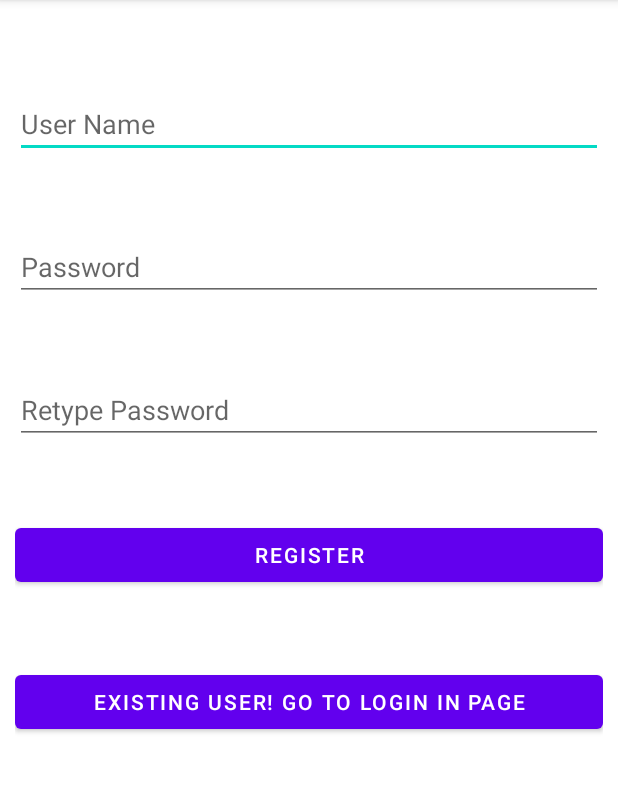
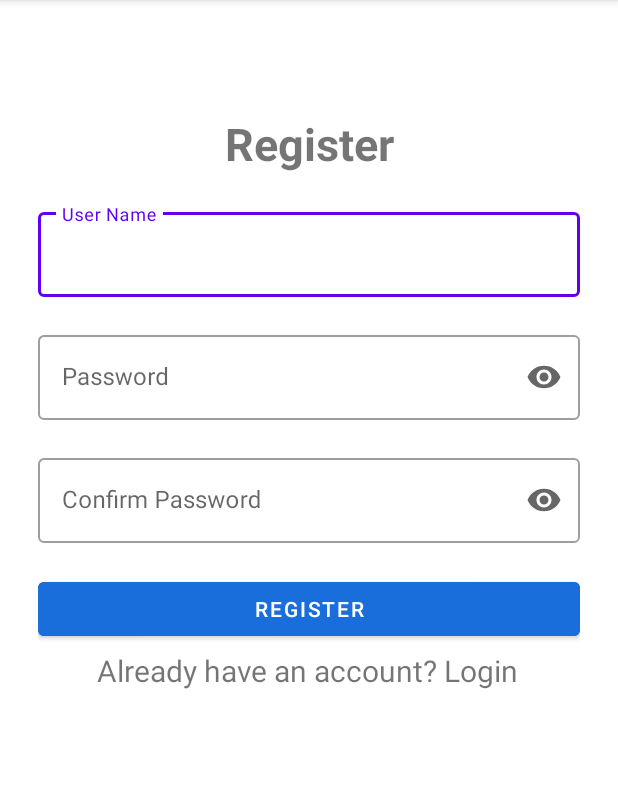
Before and after one commit to AbdullahAssi/App_Authenication, an Android app: the screen it shows after launch (MainActivity), on a phone screen of 412 x 824 dp, the part 84-877 px from its top. Run offline under Robolectric (Android 15) with nearby library versions, the phone set to English and light mode, and no system bars.

Commit message:
UI Improved

```diff
--- a/app/build.gradle
+++ b/app/build.gradle
@@ -36,4 +36,5 @@ dependencies {
     testImplementation 'junit:junit:4.13.2'
     androidTestImplementation 'androidx.test.ext:junit:1.1.5'
     androidTestImplementation 'androidx.test.espresso:espresso-core:3.5.1'
+    implementation 'com.google.android.material:material:1.6.0'
 }
--- a/app/src/main/java/com/example/login/LoginActivity.java
+++ b/app/src/main/java/com/example/login/LoginActivity.java
@@ -31,6 +31,8 @@ public class LoginActivity extends AppCompatActivity {
                 String user = username.getText().toString();
                 String pass = password.getText().toString();
 
+
+
                 if(user.equals("")||pass.equals(""))
                     Toast.makeText(LoginActivity.this, "Please enter all the fields", Toast.LENGTH_SHORT).show();
                 else{
@@ -38,6 +40,8 @@ public class LoginActivity extends AppCompatActivity {
                     if(checkuserpass==true){
                         Toast.makeText(LoginActivity.this, "Sign in successfull", Toast.LENGTH_SHORT).show();
                         Intent intent  = new Intent(getApplicationContext(), HomeActivity.class);
+
+                        intent.putExtra("username", user);
                         startActivity(intent);
                     }else{
                         Toast.makeText(LoginActivity.this, "Invalid Credentials", Toast.LENGTH_SHORT).show();
--- a/app/src/main/java/com/example/login/MainActivity.java
+++ b/app/src/main/java/com/example/login/MainActivity.java
@@ -1,30 +1,31 @@
 package com.example.login;
-
 
 import androidx.appcompat.app.AppCompatActivity;
 import android.content.Intent;
 import android.os.Bundle;
 import android.view.View;
 import android.widget.Button;
-
 import android.widget.EditText;
+import android.widget.TextView;
 import android.widget.Toast;
 
 public class MainActivity extends AppCompatActivity {
 
     EditText username, password, repassword;
-    Button signup, signin;
+    Button signup;
+    TextView signin;
     DBHelper DB;
+
     @Override
     protected void onCreate(Bundle savedInstanceState) {
         super.onCreate(savedInstanceState);
         setContentView(R.layout.activity_main);
 
-        username = (EditText) findViewById(R.id.username);
-        password = (EditText) findViewById(R.id.password);
-        repassword = (EditText) findViewById(R.id.repassword);
-        signup = (Button) findViewById(R.id.btnsignup);
-        signin = (Button) findViewById(R.id.btnsignin);
+        username = findViewById(R.id.username);
+        password = findViewById(R.id.password);
+        repassword = findViewById(R.id.repassword);
+        signup = findViewById(R.id.btnsignup);
+        signin = findViewById(R.id.btnsignin);
         DB = new DBHelper(this);
 
         signup.setOnClickListener(new View.OnClickListener() {
@@ -34,28 +35,29 @@ public class MainActivity extends AppCompatActivity {
                 String pass = password.getText().toString();
                 String repass = repassword.getText().toString();
 
-                if(user.equals("")||pass.equals("")||repass.equals(""))
+                if(user.equals("") || pass.equals("") || repass.equals("")) {
                     Toast.makeText(MainActivity.this, "Please enter all the fields", Toast.LENGTH_SHORT).show();
-                else{
-                    if(pass.equals(repass)){
+                } else {
+                    if(pass.equals(repass)) {
                         Boolean checkuser = DB.checkusername(user);
-                        if(checkuser==false){
+                        if(!checkuser) {
                             Boolean insert = DB.insertData(user, pass);
-                            if(insert==true){
+                            if(insert) {
                                 Toast.makeText(MainActivity.this, "Registered successfully", Toast.LENGTH_SHORT).show();
-                                Intent intent = new Intent(getApplicationContext(),HomeActivity.class);
+                                Intent intent = new Intent(getApplicationContext(), HomeActivity.class);
+                                intent.putExtra("username", user); // Passing the username
                                 startActivity(intent);
-                            }else{
+                            } else {
                                 Toast.makeText(MainActivity.this, "Registration failed", Toast.LENGTH_SHORT).show();
                             }
-                        }
-                        else{
+                        } else {
                             Toast.makeText(MainActivity.this, "User already exists! please sign in", Toast.LENGTH_SHORT).show();
                         }
-                    }else{
+                    } else {
                         Toast.makeText(MainActivity.this, "Passwords do not match", Toast.LENGTH_SHORT).show();
                     }
-                } }
+                }
+            }
         });
 
         signin.setOnClickListener(new View.OnClickListener() {
--- a/app/src/main/res/layout/activity_home.xml
+++ b/app/src/main/res/layout/activity_home.xml
@@ -5,7 +5,6 @@
     android:layout_width="match_parent"
     android:layout_height="match_parent"
     tools:context=".HomeActivity">
-
 
     <TextView
         android:id="@+id/welcome"
@@ -18,5 +17,4 @@
         app:layout_constraintRight_toRightOf="parent"
         app:layout_constraintTop_toTopOf="parent" />
 
-
 </androidx.constraintlayout.widget.ConstraintLayout>
--- a/app/src/main/res/layout/activity_main.xml
+++ b/app/src/main/res/layout/activity_main.xml
@@ -1,49 +1,110 @@
 <?xml version="1.0" encoding="utf-8"?>
-<RelativeLayout xmlns:android="http://schemas.android.com/apk/res/android"
+<androidx.constraintlayout.widget.ConstraintLayout
+    xmlns:android="http://schemas.android.com/apk/res/android"
     xmlns:app="http://schemas.android.com/apk/res-auto"
     xmlns:tools="http://schemas.android.com/tools"
     android:layout_width="match_parent"
     android:layout_height="match_parent"
-    android:padding="10dp"
+    android:layout_gravity="center"
+    android:padding="25dp"
     tools:context=".MainActivity">
 
-    <EditText
-        android:id="@+id/username"
+    <TextView
+        android:id="@+id/registerText"
+        android:layout_width="wrap_content"
+        android:layout_height="wrap_content"
+        android:text="Register"
+        android:textSize="30sp"
+
+        android:textStyle="bold"
+        app:layout_constraintTop_toTopOf="parent"
+        app:layout_constraintLeft_toLeftOf="parent"
+        app:layout_constraintRight_toRightOf="parent"
+        android:layout_marginTop="50dp"/>
+
+    <com.google.android.material.textfield.TextInputLayout
+        android:id="@+id/usernameLayout"
         android:layout_width="match_parent"
         android:layout_height="wrap_content"
-        android:hint="User Name"
-        android:layout_marginTop="50dp"/>
+        app:layout_constraintTop_toBottomOf="@+id/registerText"
+        android:layout_marginTop="20dp"
+        style="@style/Widget.MaterialComponents.TextInputLayout.OutlinedBox">
 
-    <EditText
-        android:id="@+id/password"
+        <com.google.android.material.textfield.TextInputEditText
+            android:id="@+id/username"
+            android:layout_width="match_parent"
+            android:layout_height="wrap_content"
+            android:hint="User Name"/>
+    </com.google.android.material.textfield.TextInputLayout>
+
+    <com.google.android.material.textfield.TextInputLayout
+        android:id="@+id/passwordLayout"
         android:layout_width="match_parent"
         android:layout_height="wrap_content"
-        android:hint="Password"
-        android:layout_marginTop="50dp"
-        android:layout_below="@+id/username"/>
+        app:layout_constraintTop_toBottomOf="@+id/usernameLayout"
+        android:layout_marginTop="20dp"
+        app:endIconMode="password_toggle"
+        style="@style/Widget.MaterialComponents.TextInputLayout.OutlinedBox">
 
-    <EditText
-        android:id="@+id/repassword"
+        <com.google.android.material.textfield.TextInputEditText
+            android:id="@+id/password"
+            android:layout_width="match_parent"
+            android:layout_height="wrap_content"
+            android:hint="Password"
+            android:inputType="textPassword"/>
+    </com.google.android.material.textfield.TextInputLayout>
+
+    <com.google.android.material.textfield.TextInputLayout
+        android:id="@+id/repasswordLayout"
         android:layout_width="match_parent"
         android:layout_height="wrap_content"
-        android:hint="Retype Password"
-        android:layout_marginTop="50dp"
-        android:layout_below="@+id/password"/>
+        app:layout_constraintTop_toBottomOf="@+id/passwordLayout"
+        android:layout_marginTop="20dp"
+        app:endIconMode="password_toggle"
+        style="@style/Widget.MaterialComponents.TextInputLayout.OutlinedBox">
 
-    <Button
+        <com.google.android.material.textfield.TextInputEditText
+            android:id="@+id/repassword"
+            android:layout_width="match_parent"
+            android:layout_height="wrap_content"
+            android:hint="Confirm Password"
+            android:inputType="textPassword"/>
+    </com.google.android.material.textfield.TextInputLayout>
+
+    <com.google.android.material.button.MaterialButton
         android:id="@+id/btnsignup"
         android:layout_width="match_parent"
         android:layout_height="wrap_content"
         android:text="Register"
-        android:layout_marginTop="50dp"
-        android:layout_below="@+id/repassword"/>
+        android:backgroundTint="@color/blue"
+        app:layout_constraintTop_toBottomOf="@+id/repasswordLayout"
+        android:layout_marginTop="20dp"/>
 
-    <Button
+<!--    <com.google.android.material.button.MaterialButton-->
+<!--        android:id="@+id/btnsignin"-->
+<!--        android:layout_width="match_parent"-->
+<!--        android:layout_height="wrap_content"-->
+<!--        android:text="Existing user? Login "-->
+<!--        android:textColor="@color/white"-->
+
+<!--        app:backgroundTint="@android:color/transparent"-->
+
+<!--        app:layout_constraintTop_toBottomOf="@+id/btnsignup"-->
+<!--        android:layout_marginTop="20dp"/>-->
+
+
+    <TextView
         android:id="@+id/btnsignin"
-        android:layout_width="match_parent"
+        android:layout_width="wrap_content"
         android:layout_height="wrap_content"
-        android:text="Existing user! Go to Login in page"
-        android:layout_marginTop="50dp"
-        android:layout_below="@+id/btnsignup"/>
 
-</RelativeLayout>
+        android:layout_marginTop="408dp"
+        android:text="Already have an account? Login"
+        android:textSize="20sp"
+
+        app:layout_constraintHorizontal_bias="0.495"
+        app:layout_constraintLeft_toLeftOf="parent"
+        app:layout_constraintRight_toRightOf="parent"
+        app:layout_constraintTop_toTopOf="parent"
+        />
+</androidx.constraintlayout.widget.ConstraintLayout>
--- a/app/src/main/res/values/colors.xml
+++ b/app/src/main/res/values/colors.xml
@@ -4,7 +4,11 @@
     <color name="purple_500">#FF6200EE</color>
     <color name="purple_700">#FF3700B3</color>
     <color name="teal_200">#FF03DAC5</color>
+    <color name="blue">#1a6edc</color>
     <color name="teal_700">#FF018786</color>
     <color name="black">#FF000000</color>
     <color name="white">#FFFFFFFF</color>
+    <color name="gray">#FF808080</color>
+    <color name="red">#FFFF0000</color>
+
 </resources>
```
Also changed, not shown: app/src/main/res/drawable/ic_password.xml (added, +10 -0 lines), app/src/main/res/drawable/ic_user.xml (added, +10 -0 lines), app/src/main/res/layout/activity_login.xml (+55 -18 lines).
